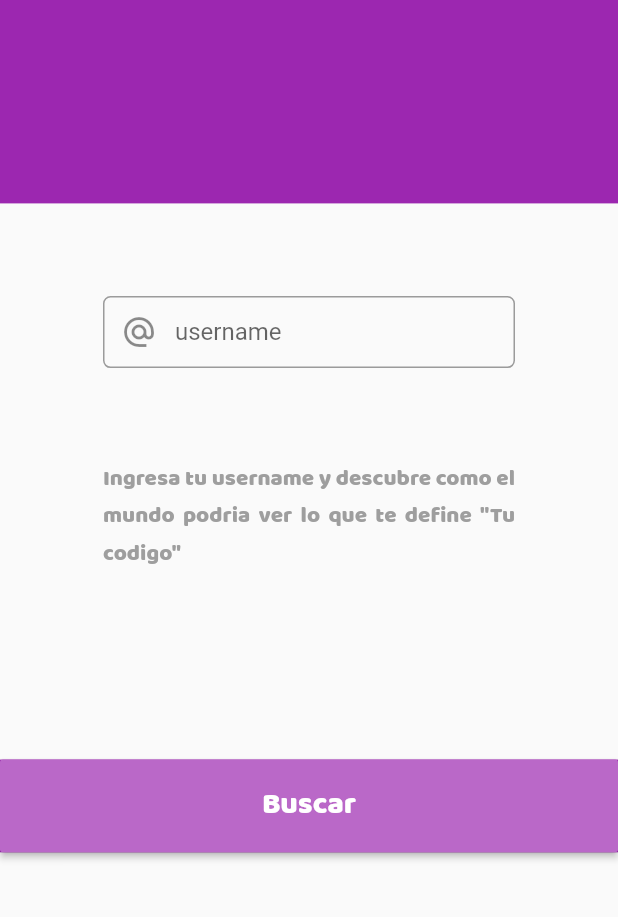
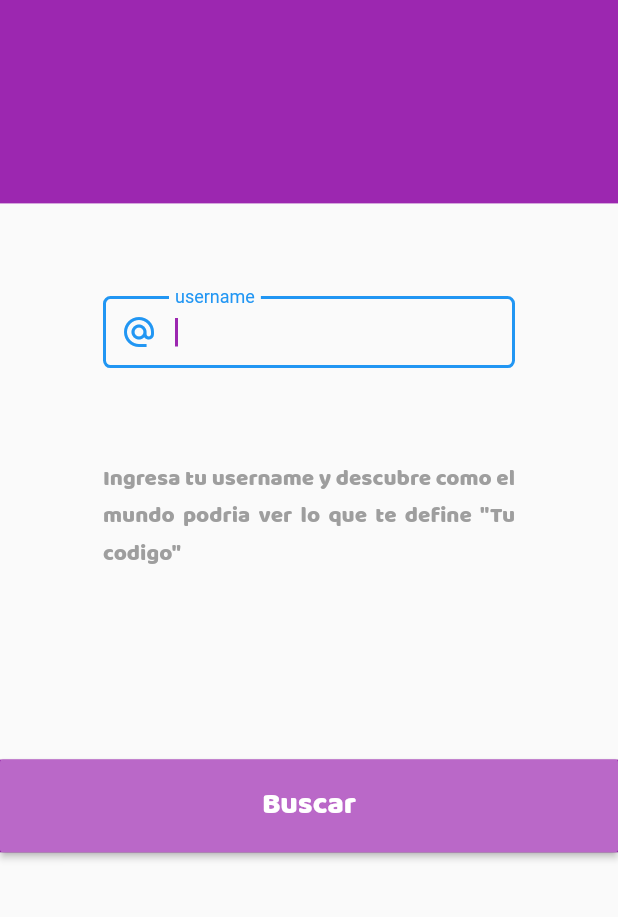
Before and after one commit to boanergepro/scancode_app, a Flutter app: the screen it shows after launch, on a phone screen of 412 x 824 dp, the part 291-1208 px from its top. Run offline on Flutter 3.47's test engine with Material 2 defaults, Android fonts, the phone set to English and light mode, and no system bars.

Commit message:
[MOD]: - Agregada propiedad autofocus al textFiel y cambiado el color del cursor.

```diff
--- a/lib/src/widgets/custom_textfield.dart
+++ b/lib/src/widgets/custom_textfield.dart
@@ -8,12 +8,15 @@ Widget customTextField({
   int maxLines,
   Function onTap,
   bool obscureText: false,
+  bool autofocus: false,
 }){
   return TextField(
+
+    autofocus: autofocus,
     obscureText: obscureText,
     onTap: onTap,
     maxLines: maxLines,
-    cursorColor: Colors.red,
+    cursorColor: Colors.purple,
     keyboardType: keyboardType,
     decoration: InputDecoration(
       contentPadding: EdgeInsets.all(8),
```
